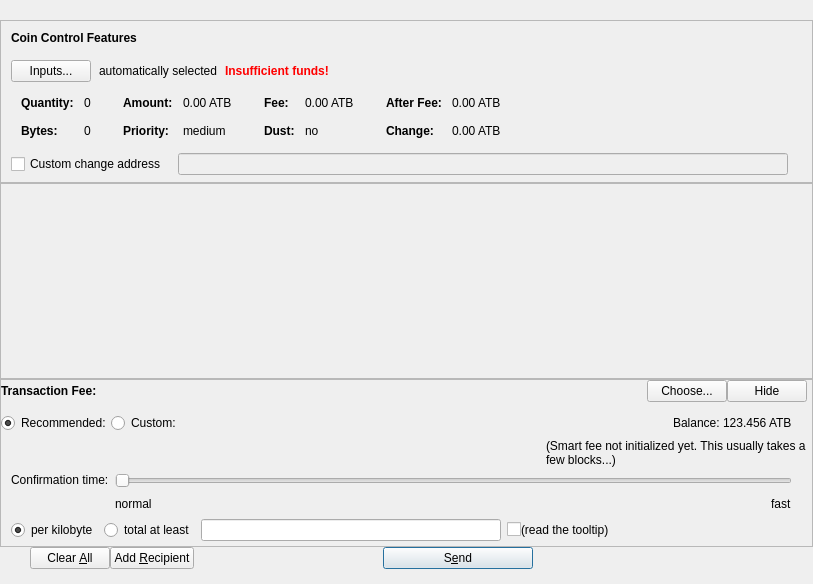
Old version of the form src/qt/forms/sendcoinsdialog.ui in the repository odrowonz/atbcoin-insight.
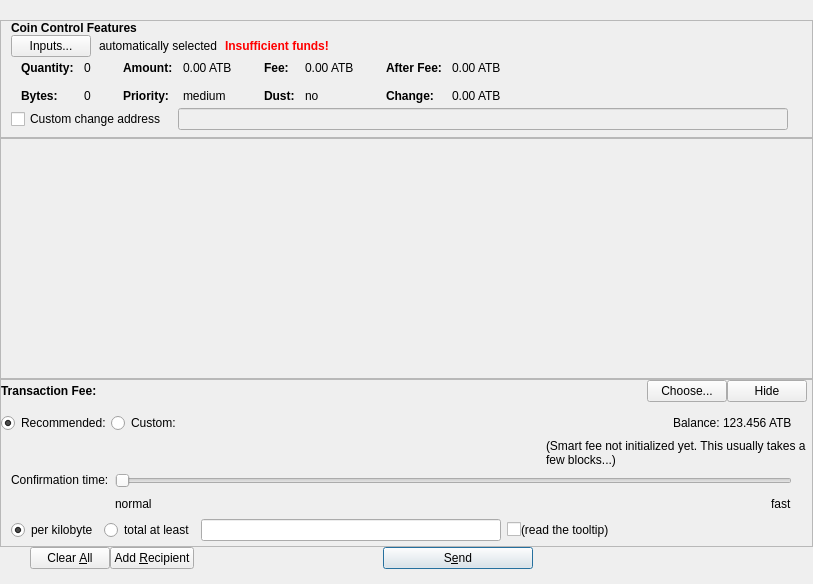
New version of the form. Icons and pictures are not drawn. Custom widgets are drawn as their Qt base class.

What changed in the file:
```diff
--- a/src/qt/forms/sendcoinsdialog.ui
+++ b/src/qt/forms/sendcoinsdialog.ui
@@ -80,12 +80,12 @@
          <number>10</number>
         </property>
         <property name="topMargin">
-         <number>10</number>
+         <number>0</number>
         </property>
         <item>
          <layout class="QHBoxLayout" name="horizontalLayoutCoinControl1">
           <property name="bottomMargin">
-           <number>15</number>
+           <number>0</number>
           </property>
           <item>
            <widget class="QLabel" name="labelCoinControlFeatures">
@@ -117,7 +117,7 @@
            <number>8</number>
           </property>
           <property name="bottomMargin">
-           <number>10</number>
+           <number>0</number>
           </property>
           <item>
            <widget class="QPushButton" name="pushButtonCoinControl">
@@ -215,7 +215,7 @@
               <number>0</number>
              </property>
              <property name="bottomMargin">
-              <number>10</number>
+              <number>0</number>
              </property>
              <item>
               <layout class="QFormLayout" name="formLayoutCoinControl1">
@@ -638,7 +638,7 @@
         <x>0</x>
         <y>0</y>
         <width>811</width>
-        <height>91</height>
+        <height>132</height>
        </rect>
       </property>
       <layout class="QVBoxLayout" name="verticalLayout_2" stretch="0,0">
```
Left out of the diff: 5 changed lines with no effect on the pictures.
